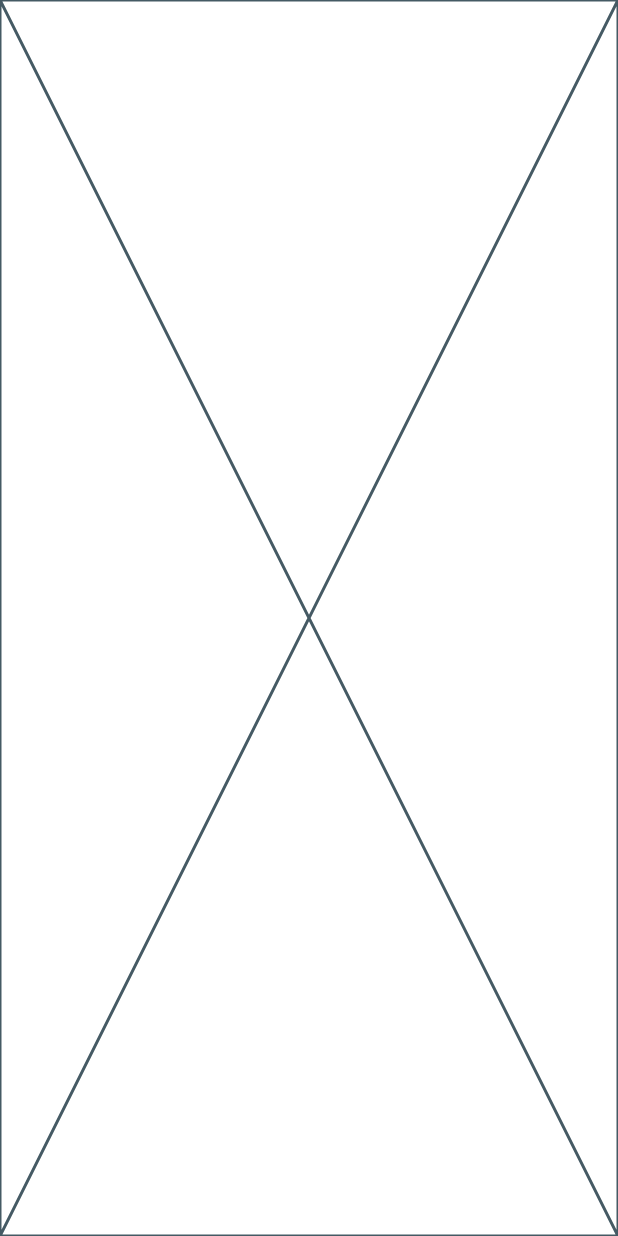
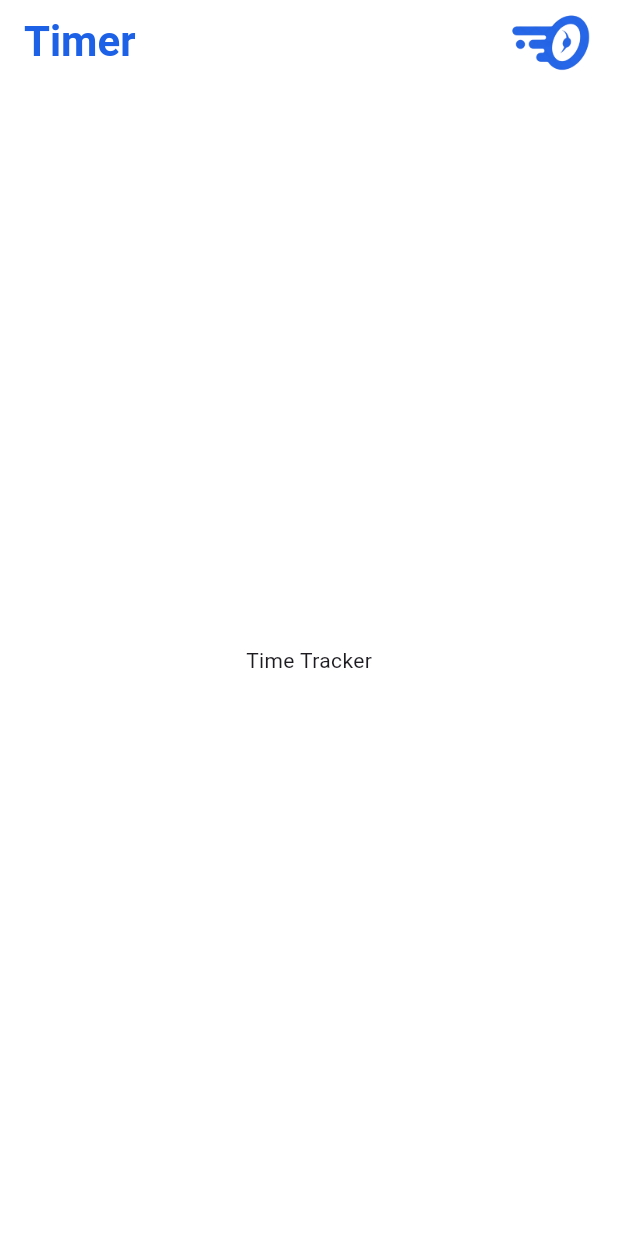
Before and after one commit to Badboyzzzzzzzzzz/Race-Tracking-App, a Flutter app: the screen it shows after launch, on a phone screen of 412 x 824 dp. Run offline on Flutter 3.47's test engine with Material 3 defaults, Android fonts, the phone set to English and light mode, and no system bars; our stand-ins replace firebase_core; accounts and stored records are empty; Roboto replaces fonts that are missing (Eesti).

Commit message:
build timer_screen appbar

```diff
--- a/lib/main.dart
+++ b/lib/main.dart
@@ -1,6 +1,8 @@
 import 'package:firebase_core/firebase_core.dart';
 import 'package:flutter/material.dart';
 import 'package:race_tracker/firebase_options.dart';
+import 'package:race_tracker/theme/theme.dart';
+import 'package:race_tracker/ui/screen/time_tracker_screen/time_tracker_screan.dart';
 
 Future<void> main() async {
   WidgetsFlutterBinding.ensureInitialized();
@@ -13,6 +15,6 @@ class MyApp extends StatelessWidget {
 
   @override
   Widget build(BuildContext context) {
-    return const Placeholder();
+    return MaterialApp(theme: appTheme, home: const TimeTrackerScreen());
   }
 }
--- a/lib/theme/theme.dart
+++ b/lib/theme/theme.dart
@@ -1,30 +1,38 @@
 import 'package:flutter/material.dart';
 
 class TrackerTheme {
-  static Color primary = const Color(0x001d61e7);
-  static Color secondary = const Color(0x004b81ec);
-  static Color green = const Color(0x00001f40);
-  static Color orange = const Color(0x00FFA500);
-  static Color red = const Color(0x00FF0000);
-  static Color white = const Color(0x00FFFFFF);
-  static Color black = const Color(0x00000000);
-  static Color grey = const Color(0x00808080);
-  static Color lightGrey = const Color(0x00D3D3D3);
-
-
+  static Color primary = const Color(0xFF1d61e7);
+  static Color secondary = const Color(0xFF4b81ec);
+  static Color green = const Color(0xFF001f40);
+  static Color orange = const Color(0xFFFFA500);
+  static Color red = const Color(0xFFFF0000);
+  static Color white = const Color(0xFFFFFFFF);
+  static Color black = const Color(0xFF000000);
+  static Color grey = const Color(0xFF808080);
+  static Color lightGrey = const Color(0xFFD3D3D3);
 }
 
 class AppTextStyles {
-  static TextStyle heading =
-      const TextStyle(fontSize: 28, fontWeight: FontWeight.w500);
-  static TextStyle title =
-      const TextStyle(fontSize: 20, fontWeight: FontWeight.w400);
-  static TextStyle body =
-      const TextStyle(fontSize: 16, fontWeight: FontWeight.w400);
-  static TextStyle label =
-      const TextStyle(fontSize: 13, fontWeight: FontWeight.w400);
-  static TextStyle button =
-      const TextStyle(fontSize: 14, fontWeight: FontWeight.w500);
+  static TextStyle heading = const TextStyle(
+    fontSize: 28,
+    fontWeight: FontWeight.w500,
+  );
+  static TextStyle title = const TextStyle(
+    fontSize: 20,
+    fontWeight: FontWeight.w400,
+  );
+  static TextStyle body = const TextStyle(
+    fontSize: 16,
+    fontWeight: FontWeight.w400,
+  );
+  static TextStyle label = const TextStyle(
+    fontSize: 13,
+    fontWeight: FontWeight.w400,
+  );
+  static TextStyle button = const TextStyle(
+    fontSize: 14,
+    fontWeight: FontWeight.w500,
+  );
 }
 
 ///
--- a/lib/ui/screen/time_tracker_screen/time_tracker_screan.dart
+++ b/lib/ui/screen/time_tracker_screen/time_tracker_screan.dart
@@ -0,0 +1,45 @@
+import 'package:flutter/material.dart';
+
+import '../../../theme/theme.dart';
+
+class TimeTrackerScreen extends StatefulWidget {
+  const TimeTrackerScreen({super.key});
+
+  @override
+  State<TimeTrackerScreen> createState() => _TimeTrackerScreenState();
+}
+
+class _TimeTrackerScreenState extends State<TimeTrackerScreen> {
+  @override
+  Widget build(BuildContext context) {
+    return Scaffold(
+      appBar: AppBar(
+        backgroundColor: Colors.white,
+        elevation: 0,
+        title: Row(
+          mainAxisAlignment: MainAxisAlignment.spaceBetween,
+          children: [
+            Text(
+              'Timer',
+              style: AppTextStyles.heading.copyWith(
+                color: TrackerTheme.primary,
+                fontWeight: FontWeight.w600,
+              ),
+            ),
+            SizedBox(
+              height: kToolbarHeight,
+              child: AspectRatio(
+                aspectRatio: 1,
+                child: Image.asset(
+                  'assets/images/logo.png',
+                  fit: BoxFit.contain,
+                ),
+              ),
+            ),
+          ],
+        ),
+      ),
+      body: const Center(child: Text('Time Tracker')),
+    );
+  }
+}
```
Also changed, not shown: pubspec.yaml (+3 -5 lines), assets/images/logo.png (added), pubspec.lock, 10 other files.
